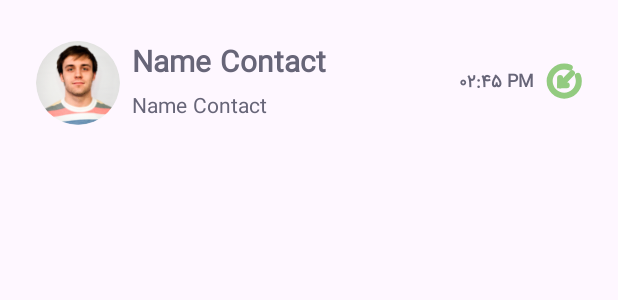
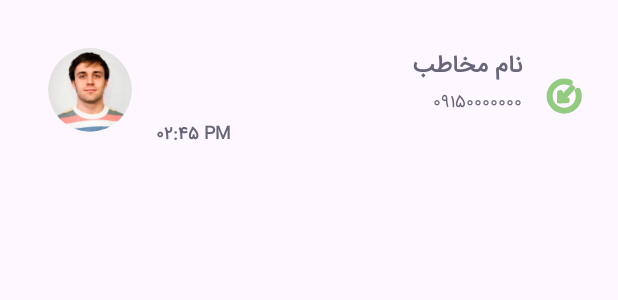
Before and after one commit to NovaAppsDev/Call-Safe-Backup, an Android app: the layout call_log_item_list.xml on its own in the app's theme, with its tools: preview values and no code run, on a phone screen of 412 x 824 dp. Shown: the top 300 px of the screen. Run offline under Robolectric (Android 15) with nearby library versions, the phone set to English and light mode, and no system bars.

Commit message:
change icon fab and reDesign item call log - #8

```diff
--- a/app/src/main/res/layout/call_log_item_list.xml
+++ b/app/src/main/res/layout/call_log_item_list.xml
@@ -9,74 +9,71 @@
     android:layout_marginTop="24dp"
     tools:context=".view.IntroFragment">
 
-
     <de.hdodenhof.circleimageview.CircleImageView
         android:id="@+id/imgContact"
         android:layout_width="56dp"
         android:layout_height="56dp"
-        android:layout_alignTop="@+id/layout1"
-        android:layout_alignBottom="@+id/layout1"
-        android:layout_marginTop="3dp"
+        android:layout_alignParentEnd="true"
+        android:layout_margin="8dp"
         android:src="@drawable/img_person"
-        app:layout_constraintBottom_toBottomOf="@+id/layout1"
         app:layout_constraintStart_toStartOf="parent"
-        app:layout_constraintTop_toTopOf="@+id/layout1" />
+        app:layout_constraintTop_toTopOf="parent" />
 
     <LinearLayout
+        android:layout_marginHorizontal="8dp"
         android:id="@+id/layout1"
         android:layout_width="0dp"
         android:layout_height="wrap_content"
-        android:layout_marginHorizontal="8dp"
-        android:layout_toEndOf="@+id/imgContact"
         android:orientation="vertical"
-        app:layout_constraintEnd_toStartOf="@+id/txtTimeCall"
+        android:layout_marginTop="8dp"
+        app:layout_constraintBottom_toBottomOf="@+id/imgContact"
+        app:layout_constraintEnd_toStartOf="@+id/imgStatusCall"
         app:layout_constraintStart_toEndOf="@+id/imgContact"
-        app:layout_constraintTop_toTopOf="parent">
+        app:layout_constraintTop_toTopOf="@+id/imgContact">
 
         <TextView
             android:id="@+id/txtNameCallLog"
-            android:layout_width="match_parent"
+            android:layout_width="wrap_content"
+            android:layout_gravity="end"
             android:layout_height="wrap_content"
+            android:layout_marginHorizontal="8dp"
             android:fontFamily="@font/iransansweb_fanum"
-            android:text="Name Contact"
+            android:text="نام مخاطب"
             android:textColor="@color/textContactColor"
-            android:textSize="20sp"
+            android:textSize="16sp"
             android:textStyle="bold" />
 
         <TextView
             android:id="@+id/txtNumberCallLog"
-            android:layout_width="match_parent"
+            android:layout_width="wrap_content"
             android:layout_height="wrap_content"
             android:fontFamily="@font/iransansweb_fanum"
-            android:text="Name Contact"
+            android:text="09150000000"
+            android:layout_marginHorizontal="8dp"
+            android:layout_gravity="end"
             android:textColor="@color/textContactColor"
-            android:textSize="14sp" />
-
-    </LinearLayout>
+            android:textSize="12sp" />
 
         <TextView
             android:id="@+id/txtTimeCall"
             android:layout_width="wrap_content"
             android:layout_height="wrap_content"
+            android:layout_marginHorizontal="8dp"
             android:fontFamily="@font/iransansweb_fanum"
             android:gravity="center_vertical"
-        android:layout_marginHorizontal="8dp"
             android:text="02:45 PM"
             android:textColor="@color/textContactColor"
             android:textSize="12sp"
-        android:textStyle="bold"
-        app:layout_constraintBottom_toBottomOf="@+id/layout1"
-        app:layout_constraintEnd_toStartOf="@+id/imgStatusCall"
-        app:layout_constraintTop_toTopOf="@+id/layout1" />
+            android:textStyle="bold" />
+    </LinearLayout>
 
     <ImageView
         android:id="@+id/imgStatusCall"
         android:layout_width="24dp"
         android:layout_height="24dp"
         android:src="@drawable/icon_input_call"
-        app:layout_constraintBottom_toBottomOf="@+id/txtTimeCall"
+        app:layout_constraintBottom_toBottomOf="@+id/layout1"
         app:layout_constraintEnd_toEndOf="parent"
-        app:layout_constraintTop_toTopOf="@+id/txtTimeCall" />
-
+        app:layout_constraintTop_toTopOf="@+id/layout1" />
 
 </androidx.constraintlayout.widget.ConstraintLayout>
--- a/app/src/main/res/layout/contact_item_list.xml
+++ b/app/src/main/res/layout/contact_item_list.xml
@@ -31,7 +31,7 @@
             android:fontFamily="@font/iransansweb_fanum"
             android:text="Name Contact"
             android:textColor="@color/textContactColor"
-            android:textSize="20sp"
+            android:textSize="16sp"
             android:textStyle="bold" />
 
         <TextView
@@ -41,7 +41,7 @@
             android:fontFamily="@font/iransansweb_fanum"
             android:text="Name Contact"
             android:textColor="@color/textContactColor"
-            android:textSize="14sp" />
+            android:textSize="12sp" />
 
     </LinearLayout>
 </RelativeLayout>
--- a/app/src/main/res/layout/fab_bottom_custome.xml
+++ b/app/src/main/res/layout/fab_bottom_custome.xml
@@ -15,7 +15,7 @@
         android:clickable="true"
         android:focusable="true"
         android:padding="8dp"
-        android:src="@drawable/icon_export"
+        android:src="@drawable/icon_export_storage"
         android:visibility="invisible" />
 
     <de.hdodenhof.circleimageview.CircleImageView
@@ -29,7 +29,7 @@
         android:clickable="true"
         android:focusable="true"
         android:padding="8dp"
-        android:src="@drawable/icon_import"
+        android:src="@drawable/icon_export_google_drive"
         android:visibility="invisible" />
 
     <de.hdodenhof.circleimageview.CircleImageView
```
Also changed, not shown: app/src/main/res/drawable/icon_call_incomming.xml (+1 -1 lines), app/src/main/res/drawable/icon_call_missed.xml (+1 -1 lines), app/src/main/res/drawable/icon_call_outgoing.xml (+1 -1 lines), app/src/main/res/drawable/icon_export.xml (deleted, +0 -9 lines), app/src/main/res/drawable/icon_export_google_drive.xml (added, +9 -0 lines), app/src/main/res/drawable/icon_export_storage.xml (added, +9 -0 lines). Lines whose indentation alone changed are shown as unchanged.
